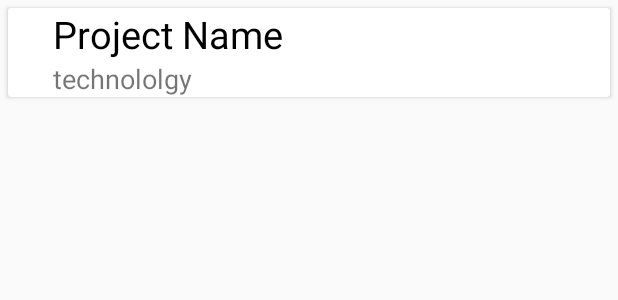
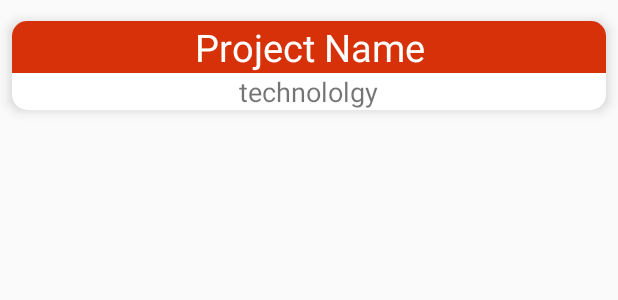
Before and after one commit to rk472/NewJT, an Android app: the layout project_row.xml on its own in the app's theme, with its tools: preview values and no code run, on a phone screen of 412 x 824 dp. Shown: the top 300 px of the screen. Run offline under Robolectric (Android 15) with nearby library versions, the phone set to English and light mode, and no system bars.

```diff
--- a/app/src/main/java/com/jt/javatechnocrat/Gallery.java
+++ b/app/src/main/java/com/jt/javatechnocrat/Gallery.java
@@ -5,8 +5,8 @@ package com.jt.javatechnocrat;
  */
 
 public class Gallery {
-    String url;
-    String name;
+    private String url;
+    private String name;
     public Gallery() {
     }
 
--- a/app/src/main/java/com/jt/javatechnocrat/GalleryFragment.java
+++ b/app/src/main/java/com/jt/javatechnocrat/GalleryFragment.java
@@ -77,6 +77,7 @@ public class GalleryFragment extends Fragment {
             @Override
             protected void populateViewHolder(GalleryViewHolder viewHolder, final Gallery model, int position) {
                 viewHolder.setImage(getContext(), model.getUrl());
+                //Toast.makeText(main, model.getName(), Toast.LENGTH_SHORT).show();
                 pd.dismiss();
                 viewHolder.img.setOnClickListener(new View.OnClickListener() {
                     @Override
@@ -93,6 +94,7 @@ public class GalleryFragment extends Fragment {
                             }
                         });
                         mCaption.setText(model.getName());
+                        //Toast.makeText(main, model.getName(), Toast.LENGTH_SHORT).show();
                         Picasso.with(main).load(model.getUrl()).networkPolicy(NetworkPolicy.OFFLINE).placeholder(R.drawable.galery_not)
                                 .into(mImage, new Callback() {
                                     @Override
--- a/app/src/main/java/com/jt/javatechnocrat/JTOffline.java
+++ b/app/src/main/java/com/jt/javatechnocrat/JTOffline.java
@@ -27,6 +27,7 @@ public class JTOffline extends Application {
         built.setIndicatorsEnabled(true);
         built.setLoggingEnabled(true);
         Picasso.setSingletonInstance(built);
+        built.setIndicatorsEnabled(false);
 
 
     }
--- a/app/src/main/res/layout/project_row.xml
+++ b/app/src/main/res/layout/project_row.xml
@@ -1,28 +1,35 @@
 <?xml version="1.0" encoding="utf-8"?>
 <android.support.v7.widget.CardView xmlns:android="http://schemas.android.com/apk/res/android"
-    android:layout_width="match_parent" android:layout_height="wrap_content"
-    android:elevation="@dimen/cardview_default_elevation"
-    android:layout_margin="5dp">
+    android:layout_width="match_parent"
+    android:layout_height="wrap_content"
+    xmlns:app="http://schemas.android.com/apk/res-auto"
+    android:layout_marginBottom="3dp"
+    android:layout_marginTop="3dp"
+    app:cardCornerRadius="10dp"
+    app:cardElevation="5dp"
+    app:cardUseCompatPadding="true">
     <LinearLayout
         android:layout_width="match_parent"
         android:layout_height="wrap_content"
         android:orientation="vertical"
         >
         <TextView
-            android:layout_width="wrap_content"
+            android:layout_width="match_parent"
             android:layout_height="wrap_content"
-            android:textColor="#000"
+            android:textColor="@color/colorWhite"
             android:text="Project Name"
             android:id="@+id/project_name"
             android:textSize="25dp"
-            android:layout_marginLeft="30dp"/>
+            android:textAlignment="center"
+            android:background="@color/colorAccent"
+            />
         <TextView
             android:layout_width="wrap_content"
             android:layout_height="wrap_content"
             android:textSize="18dp"
             android:text="technololgy"
             android:id="@+id/project_technology"
-            android:layout_marginLeft="30dp"/>
+            android:layout_gravity="center_horizontal"/>
 
     </LinearLayout>
 
```
Also changed, not shown: app/src/main/java/com/jt/javatechnocrat/MainActivity.java (+4 -4 lines), app/src/main/res/layout/fragment_project.xml (+10 -1 lines), app/src/main/res/layout/modal_layout.xml (+3 -5 lines).
